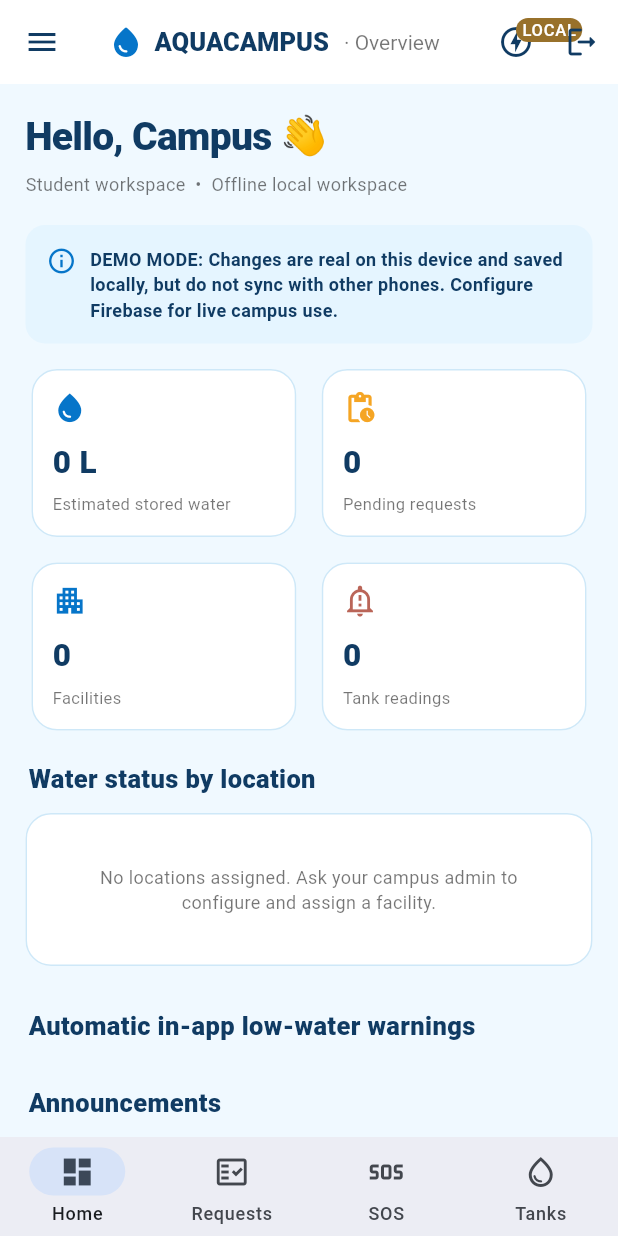
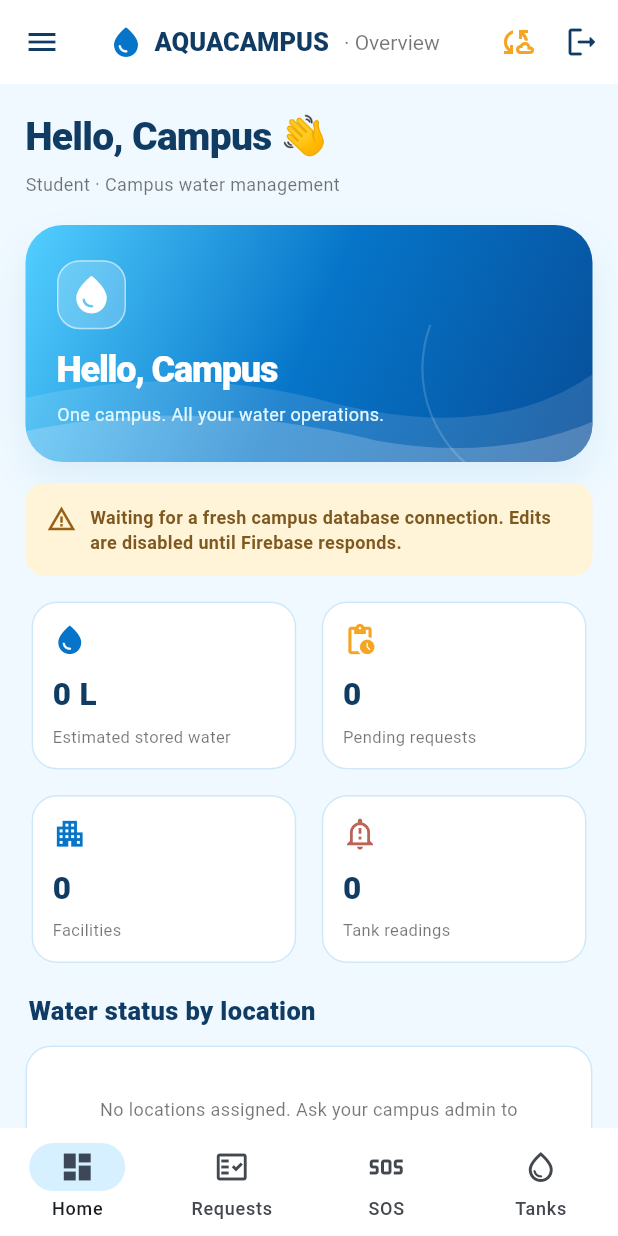
Before and after one commit to SHWETHA-1315/AQUACAMPUS, a Flutter app: the AppShell screen opened directly with empty values, on a phone screen of 412 x 824 dp. Run offline on Flutter 3.47's test engine with Material 3 defaults, Android fonts, the light colour scheme and no system bars; our stand-ins replace cloud_firestore, firebase_auth, firebase_core; accounts and stored records are empty.

Commit message:
design: sky-blue navigation, ocean home header, server status and no simulated dashboards

```diff
--- a/lib/main.dart
+++ b/lib/main.dart
@@ -496,14 +496,18 @@
                           const TextStyle(color: Colors.black54, fontSize: 14)))
             ]),
             actions: [
-              if (!s.cloud)
-                Padding(
-                    padding: const EdgeInsets.only(right: 8),
-                    child: Center(
-                        child: Badge(
-                            label: const Text('LOCAL'),
-                            backgroundColor: const Color(0xFF98712B),
-                            child: const Icon(Icons.offline_bolt_outlined)))),
+              Tooltip(
+                message: s.backendConnected
+                    ? 'Firebase synchronized' : 'Waiting for Firebase',
+                child: Padding(
+                  padding: const EdgeInsets.only(right: 8),
+                  child: Icon(
+                    s.backendConnected ? Icons.cloud_done_rounded
+                        : Icons.cloud_sync_outlined,
+                    color: s.backendConnected ? sea : amber,
+                  ),
+                ),
+              ),
               IconButton(
                   tooltip: 'Sign out / switch role',
                   onPressed: s.logout,
@@ -528,7 +532,7 @@
                             fontSize: 18)),
                     const SizedBox(height: 4),
                     Text(
-                        '${_nice(s.role)} access · ${s.cloud ? 'LIVE' : 'LOCAL'}',
+                        '${_nice(s.role)} · Verified campus access',
                         style: const TextStyle(
                             color: Color(0xFFD7F4FF), fontSize: 12)),
                     if (s.myFacilityId.isNotEmpty)
@@ -578,7 +582,9 @@
                   Expanded(child: body),
                 ])),
         bottomNavigationBar: NavigationBar(
-            height: 66,
+            height: 72,
+            backgroundColor: Colors.white,
+            indicatorColor: const Color(0xFFD7F0FF),
             selectedIndex: current == 'Overview'
                 ? 0
                 : current == 'Requests'
@@ -727,7 +733,7 @@
             color: isBad
                 ? const Color(0xFFFFE9E3)
                 : isGood
-                    ? const Color(0xFFDCF5E8)
+                    ? const Color(0xFFDFF5FF)
                     : const Color(0xFFFFF2D6),
             borderRadius: BorderRadius.circular(30)),
         child: Text(_nice(status),
@@ -798,11 +804,19 @@
     return ScreenBody(
         title: 'Hello, ${s.name.split(' ').first} 👋',
         subtitle:
-            '${_nice(s.role)} workspace  •  ${s.cloud ? 'Live Firestore sync' : 'Offline local workspace'}',
+            '${_nice(s.role)} · Campus water management',
         children: [
-          if (!s.cloud)
+          OceanHero(
+            title: 'Hello, ${s.name.split(' ').first}',
+            subtitle: 'One campus. All your water operations.',
+            compact: true,
+          ),
+          const SizedBox(height: 14),
+          if (!s.backendConnected)
             const InfoBanner(
-                'DEMO MODE: Changes are real on this device and saved locally, but do not sync with other phones. Configure Firebase for live campus use.'),
+              'Waiting for a fresh campus database connection. Edits are disabled until Firebase responds.',
+              warning: true,
+            ),
           if (s.isStaff && activeSOS > 0)
             InfoBanner(
                 '$activeSOS urgent SOS report(s) need water worker/admin attention.',
@@ -870,8 +884,12 @@
                                 const TextStyle(fontWeight: FontWeight.w800))),
                     StatusPill('${f['type']}')
                   ]),
-                  _labelValue('Water currently estimated',
-                      litres(s.availableFor('${f['id']}'))),
+                  _labelValue('Water from staff measurements',
+                    s.tanks.any((t) =>
+                      t['facilityId'] == f['id'] &&
+                      '${t['lastMeasuredAt'] ?? ''}'.isNotEmpty)
+                    ? litres(s.availableFor('${f['id']}'))
+                    : 'Not measured yet'),
                   if (f['type'] == 'canteen')
                     _labelValue('Today supplied / allowed',
                         '${litres(s.dailyUsed('${f['id']}'))} / ${litres(nval(f['dailyCapLitres']))}'),
@@ -1065,8 +1083,8 @@
               minHeight: 9,
               color: shortage > 0
                   ? const Color(0xFFDA9845)
-                  : const Color(0xFF0A9C88),
-              backgroundColor: const Color(0xFFE4F1EB))),
+                  : const Color(0xFF19A9D9),
+              backgroundColor: const Color(0xFFD9EDFB))),
       if (shortage > 0 && fullVisibility)
         Padding(
             padding: const EdgeInsets.only(top: 10),
@@ -2211,9 +2229,7 @@
           children: [
             const InfoBanner(
                 'SECURITY: New Firebase sign-ups are pending Students. Only Admin may approve or promote them to Worker, Warden, Teacher or Admin.'),
-            if (!store.cloud)
-              const InfoBanner(
-                  'Offline demo role selection happens on the entry screen. Real member approvals require Firebase live mode.'),
+member demo
             if (store.people.isEmpty)
               _empty(
                   'No registered cloud members. New users will appear here after Firebase is configured and an admin account is bootstrapped.'),
```
